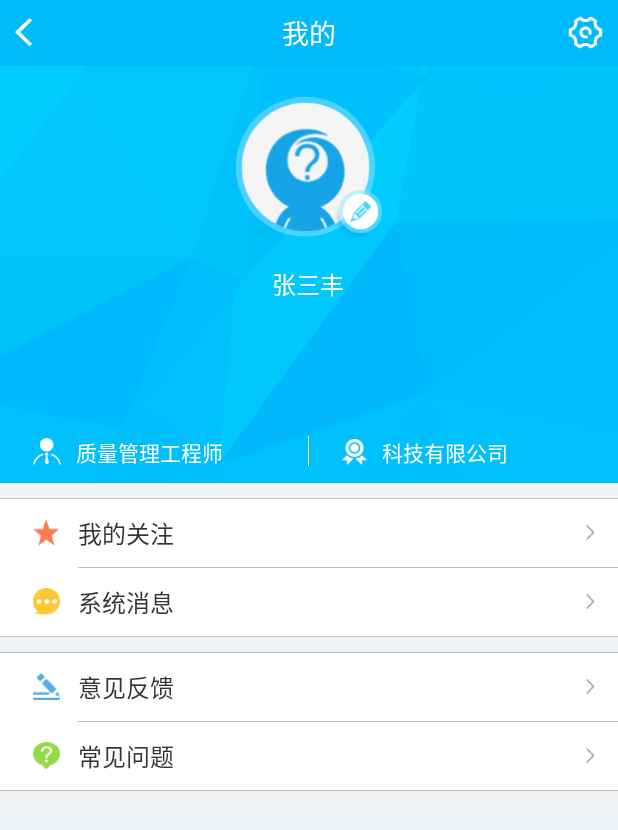
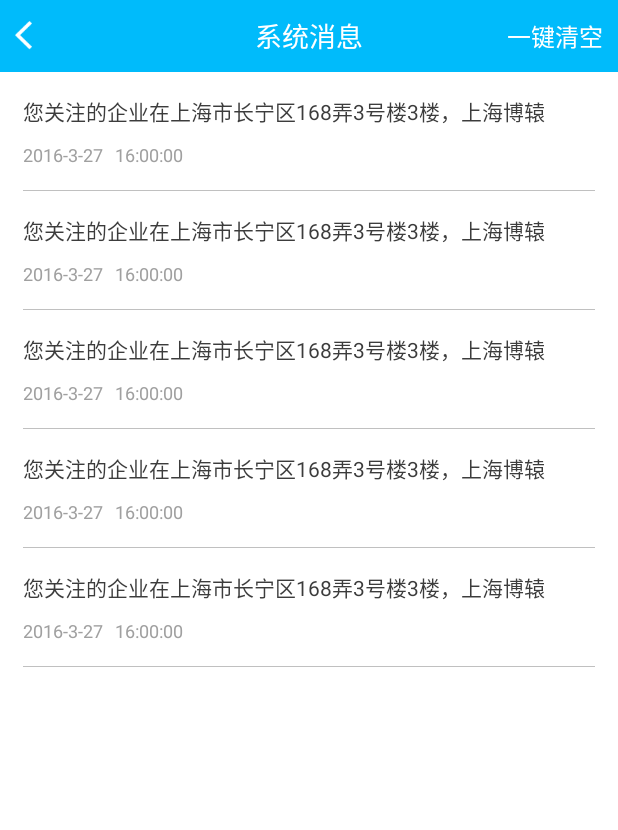
Before and after one commit to sunshaochi/Echinfo, an Android app: the MineAct screen opened directly, with no data from a screen before it, after a tap on "系统消息", on a phone screen of 412 x 824 dp. Shown: the top 830 px of the screen. Run offline under Robolectric (Android 15) with nearby library versions, the light colour scheme and no system bars; our stand-ins replace CircleImageView.

Commit message:
消息、我的

```diff
--- a/app/src/main/AndroidManifest.xml
+++ b/app/src/main/AndroidManifest.xml
@@ -45,6 +45,9 @@
         <!--我的关注-->
         <activity android:name=".activity.MyFollowAct"
             android:screenOrientation="portrait"></activity>
+        <!--消息-->
+        <activity android:name=".activity.MsgAct"
+            android:screenOrientation="portrait"></activity>
         <!-- 设置-->
         <activity android:name=".activity.SettingAct"
             android:screenOrientation="portrait"></activity>
--- a/app/src/main/java/com/beyonditsm/echinfo/activity/MineAct.java
+++ b/app/src/main/java/com/beyonditsm/echinfo/activity/MineAct.java
@@ -27,7 +27,7 @@ public class MineAct extends BaseActivity {
     public void onClick(View v) {
         switch (v.getId()) {
             case R.id.ivSet://设置
-
+                openActivity(SettingAct.class);
                 break;
             case R.id.rlHead://用户资料
 
@@ -36,7 +36,7 @@ public class MineAct extends BaseActivity {
                 openActivity(MyFollowAct.class);
                 break;
             case R.id.cvMsg://系统消息
-
+                openActivity(MsgAct.class);
                 break;
             case R.id.cvFeedBack://意见反馈
                 openActivity(FeedBackAct.class);
--- /dev/null
+++ b/app/src/main/java/com/beyonditsm/echinfo/activity/MsgAct.java
@@ -0,0 +1,89 @@
+package com.beyonditsm.echinfo.activity;
+
+import android.graphics.Color;
+import android.os.Bundle;
+import android.view.View;
+
+import com.beyonditsm.echinfo.R;
+import com.beyonditsm.echinfo.adapter.MsgAdp;
+import com.beyonditsm.echinfo.base.BaseActivity;
+import com.beyonditsm.echinfo.util.EchinfoUtils;
+import com.beyonditsm.echinfo.util.MyToastUtils;
+import com.beyonditsm.echinfo.view.MyAlertDialog;
+import com.beyonditsm.echinfo.view.swipemenulistview.SwipeMenu;
+import com.beyonditsm.echinfo.view.swipemenulistview.SwipeMenuCreator;
+import com.beyonditsm.echinfo.view.swipemenulistview.SwipeMenuItem;
+import com.beyonditsm.echinfo.view.swipemenulistview.SwipeMenuListView;
+import com.lidroid.xutils.view.annotation.ViewInject;
+
+/**
+ * 系统消息
+ * Created by wangbin on 16/4/5.
+ */
+public class MsgAct extends BaseActivity {
+    private MsgAdp adapter;
+    @Override
+    public void setLayout() {
+        setContentView(R.layout.act_msg);
+    }
+
+    @Override
+    public void init(Bundle savedInstanceState) {
+        setTopTitle("系统消息");
+        setRight("一键清空", new View.OnClickListener() {
+            @Override
+            public void onClick(View v) {
+               new MyAlertDialog(MsgAct.this).builder().setTitle("提示").setMsg("您确定清空消息吗？",true).setPositiveButton("确定",
+                       new View.OnClickListener() {
+                           @Override
+                           public void onClick(View v) {
+
+                           }
+                       },true).setNegativeButton("取消",null).show();
+            }
+        });
+
+        SwipeMenuCreator creator = new SwipeMenuCreator() {
+
+            @Override
+            public void create(SwipeMenu menu) {
+                switch (menu.getViewType()) {
+                    case 0:
+                        SwipeMenuItem deleteItem = new SwipeMenuItem(
+                                getApplicationContext());
+                        deleteItem.setBackground(R.color.delete_red);
+                        deleteItem.setWidth(EchinfoUtils.dip2px(MsgAct.this, 80));
+                        deleteItem.setTitle("删除");
+                        deleteItem.setTitleSize(14);
+                        deleteItem.setTitleColor(Color.parseColor("#ffffff"));
+                        menu.addMenuItem(deleteItem);
+                        break;
+                }
+
+            }
+        };
+        plv.setMenuCreator(creator);
+
+        plv.setOnMenuItemClickListener(new SwipeMenuListView.OnMenuItemClickListener() {
+            @Override
+            public boolean onMenuItemClick(int position, SwipeMenu menu, int index) {
+                switch (index) {
+                    case 0:
+                        MyToastUtils.showShortToast(MsgAct.this, position + "");
+                        // delete
+                        break;
+                }
+                // false : close the menu; true : not close the menu
+                return false;
+            }
+        });
+        plv.setSwipeDirection(SwipeMenuListView.DIRECTION_LEFT);
+        adapter = new MsgAdp(MsgAct.this);
+//        adapter.setMode(SwipeItemMangerImpl.Mode.Single);
+        plv.setAdapter(adapter);
+    }
+
+    @ViewInject(R.id.plv)
+    private SwipeMenuListView plv;
+
+}
--- /dev/null
+++ b/app/src/main/java/com/beyonditsm/echinfo/adapter/MsgAdp.java
@@ -0,0 +1,77 @@
+package com.beyonditsm.echinfo.adapter;
+
+import android.content.Context;
+import android.view.LayoutInflater;
+import android.view.View;
+import android.view.ViewGroup;
+import android.widget.BaseAdapter;
+
+import com.beyonditsm.echinfo.R;
+
+
+/**
+ * 系统消息适配器
+ * Created by Yang on 2016/2/18 0018.
+ */
+public class MsgAdp extends BaseAdapter {
+    private LayoutInflater inflater;
+
+    public MsgAdp(Context context) {
+        inflater = LayoutInflater.from(context);
+    }
+
+    @Override
+    public int getCount() {
+        return 5;
+    }
+
+    @Override
+    public Object getItem(int position) {
+        return position;
+    }
+
+    @Override
+    public long getItemId(int position) {
+        return position;
+    }
+
+    @Override
+    public int getViewTypeCount() {
+        // menu type count
+        return 1;
+    }
+
+    @Override
+    public int getItemViewType(int position) {
+        // current menu type
+        return 0;
+    }
+
+
+    @Override
+    public View getView(int position, View convertView, ViewGroup parent) {
+        convertView = inflater.inflate(R.layout.lv_msg_item, null);
+//        if (convertView == null) {
+//            convertView = inflater.inflate(R.layout.lv_msg_item, null);
+//            new ViewHolder(convertView);
+//        }
+//        ViewHolder holder = (ViewHolder) convertView.getTag();
+//        holder.swipe.setSwipeEnabled(false);
+        return convertView;
+    }
+
+//    class ViewHolder {
+//        ImageView iv_icon;
+//        TextView msg_time;
+//        TextView msg_content;
+////        SwipeLayout swipe;
+//
+//        public ViewHolder(View view) {
+//            iv_icon = (ImageView) view.findViewById(R.id.msg_icon);
+//            msg_time = (TextView) view.findViewById(R.id.msg_time);
+//            msg_content = (TextView) view.findViewById(R.id.msg_content);
+////            swipe = (SwipeLayout) view.findViewById(R.id.swip);
+//            view.setTag(this);
+//        }
+//    }
+}
--- a/app/src/main/java/com/beyonditsm/echinfo/view/MyAlertDialog.java
+++ b/app/src/main/java/com/beyonditsm/echinfo/view/MyAlertDialog.java
@@ -4,7 +4,6 @@ package com.beyonditsm.echinfo.view;
 import android.annotation.SuppressLint;
 import android.app.Dialog;
 import android.content.Context;
-import android.graphics.Color;
 import android.view.Display;
 import android.view.Gravity;
 import android.view.LayoutInflater;
@@ -149,18 +148,18 @@ public class MyAlertDialog {
 	}
 
 	public MyAlertDialog setNegativeButton(String text,
-			final OnClickListener listener,String textColor,boolean isClick) {
+			final OnClickListener listener) {
 		showNegBtn = true;
 		if ("".equals(text)) {
 			btn_neg.setText("取消");
 		} else {
 			btn_neg.setText(text);
 		}
-		if(textColor!=null){
-			btn_neg.setTextColor(Color.parseColor(textColor));
-		}
-		btn_neg.setClickable(isClick);
-		if(isClick){
+//		if(textColor!=null){
+//			btn_neg.setTextColor(Color.parseColor(textColor));
+//		}
+//		btn_neg.setClickable(isClick);
+//		if(isClick){
 		btn_neg.setOnClickListener(new OnClickListener() {
 			@Override
 			public void onClick(View v) {
@@ -171,7 +170,7 @@ public class MyAlertDialog {
 				}
 			}
 		});
-		}
+//		}
 		return this;
 	}
 
--- /dev/null
+++ b/app/src/main/res/layout/act_msg.xml
@@ -0,0 +1,23 @@
+<?xml version="1.0" encoding="utf-8"?>
+<LinearLayout xmlns:android="http://schemas.android.com/apk/res/android"
+    android:layout_width="match_parent"
+    android:layout_height="match_parent"
+    android:orientation="vertical">
+
+    <include layout="@layout/title_act_layout" />
+
+    <com.beyonditsm.echinfo.view.swipemenulistview.SwipeMenuListView
+        android:scrollbars="none"
+        android:id="@+id/plv"
+        android:background="@color/white"
+        android:layout_width="match_parent"
+        android:layout_height="match_parent"
+        android:divider="@null"/>
+    <!--<ListView-->
+    <!--android:scrollbars="none"-->
+    <!--android:id="@+id/plv"-->
+    <!--android:background="@color/white"-->
+    <!--android:layout_width="match_parent"-->
+    <!--android:layout_height="match_parent"/>-->
+
+</LinearLayout>
--- /dev/null
+++ b/app/src/main/res/layout/lv_msg_item.xml
@@ -0,0 +1,32 @@
+<?xml version="1.0" encoding="utf-8"?>
+<LinearLayout xmlns:android="http://schemas.android.com/apk/res/android"
+    android:orientation="vertical" android:layout_width="match_parent"
+    android:layout_height="match_parent"
+    android:background="@drawable/item_back"
+    android:paddingLeft="15dp"
+    android:paddingRight="15dp"
+    >
+
+    <TextView
+        android:layout_width="wrap_content"
+        android:layout_height="wrap_content"
+        android:textColor="@color/text_first_color"
+        android:textSize="14sp"
+        android:text="您关注的企业在上海市长宁区168弄3号楼3楼，上海博辕"
+        android:layout_marginTop="15dp"
+        />
+
+    <TextView
+        android:layout_width="wrap_content"
+        android:layout_height="wrap_content"
+        android:textSize="12sp"
+        android:layout_marginTop="10dp"
+        android:textColor="@color/text_sec_color"
+        android:text="2016-3-27   16:00:00"
+        />
+
+    <View
+        style="@style/view_line"
+        android:layout_marginTop="15dp"
+        ></View>
+</LinearLayout>
--- a/app/src/main/res/values/colors.xml
+++ b/app/src/main/res/values/colors.xml
@@ -17,7 +17,7 @@
 
 
     <color name="item_focus_color">#e7e7e7</color>
-
+    <color name="delete_red">#FF3a31</color>
 
     <!-- 自定义 dialog弹出框颜色 -->
     <color name="trans">#00000000</color>
```
